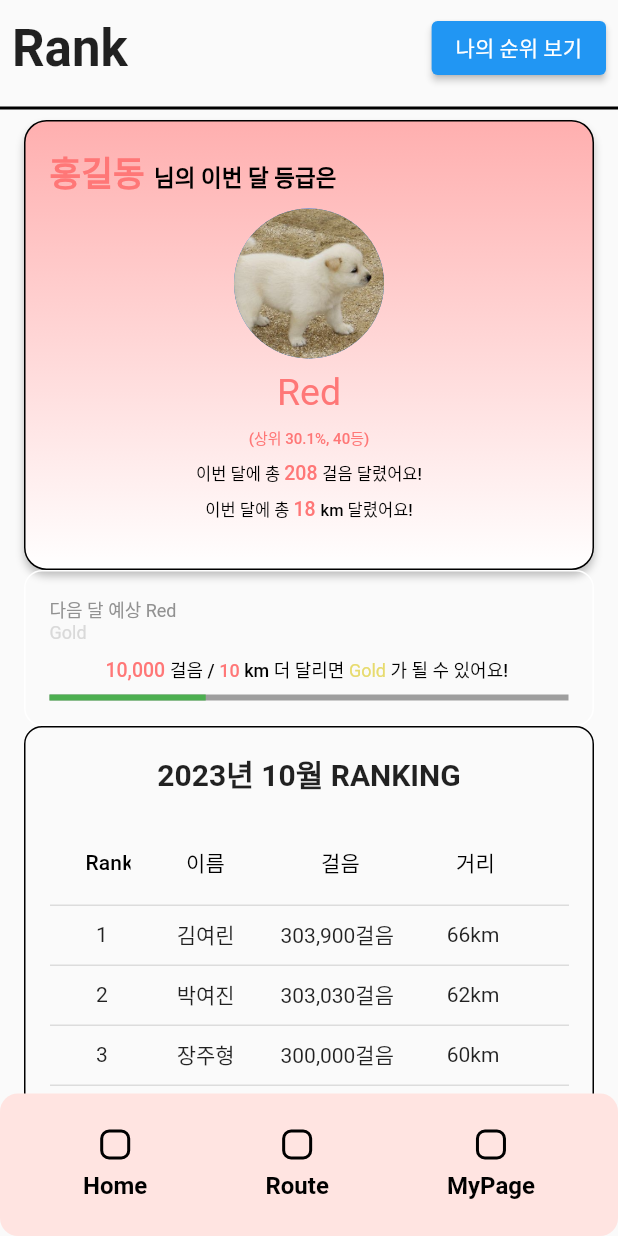
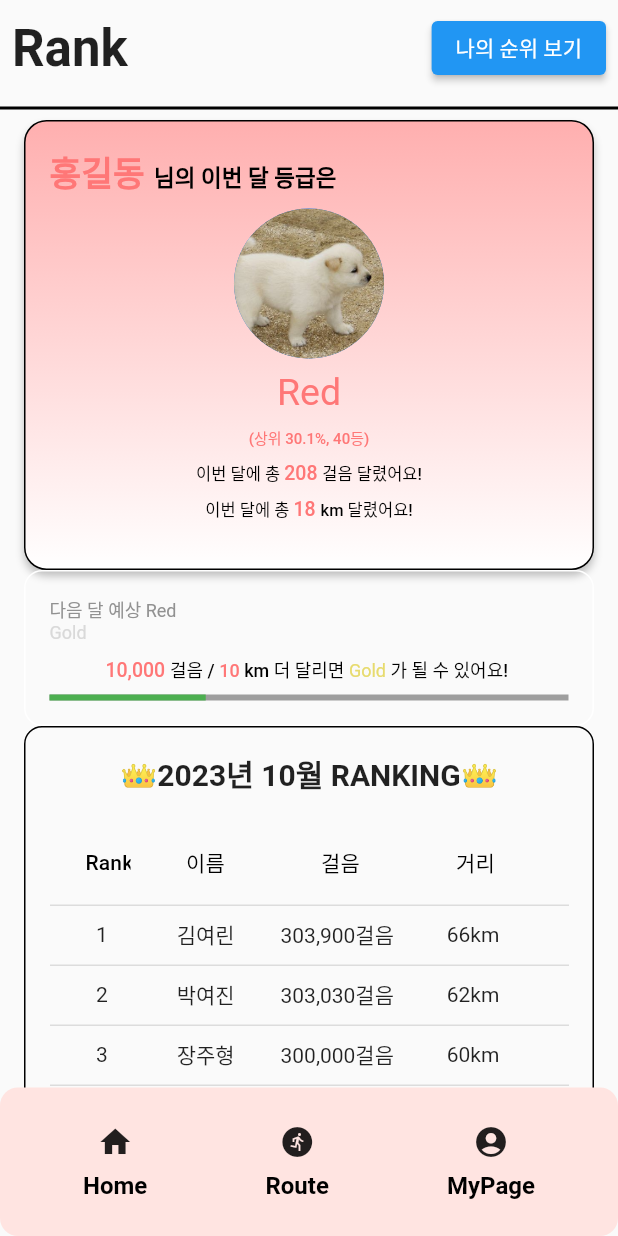
Before and after one commit to Article-1-of-the-NHPA/joggingsir, a Flutter app: the screen it shows after launch, on a phone screen of 412 x 824 dp. Run offline on Flutter 3.47's test engine with Material 2 defaults, Android fonts, the light colour scheme and no system bars; Roboto replaces fonts that are missing (Noto Sans KR, Pattaya, SF Pro Display).

Commit message:
아이콘 수정

```diff
--- a/lib/ranking_page.dart
+++ b/lib/ranking_page.dart
@@ -396,7 +396,7 @@
                 child: Column(
                   children: [
                     Text(
-                      '2023년 10월 RANKING',
+                      '👑2023년 10월 RANKING👑',
                       style: TextStyle(
                         fontSize: 20.0,
                         fontWeight: FontWeight.bold,
@@ -512,14 +512,7 @@
                     padding: EdgeInsets.all(8.0),
                     child: Column(
                       children: [
-                        Container(
-                          width: 20,
-                          height: 20,
-                          decoration: BoxDecoration(
-                            border: Border.all(width: 2, color: Colors.black),
-                            borderRadius: BorderRadius.circular(6),
-                          ),
-                        ),
+                        Icon(Icons.home),
                         SizedBox(height: 8),
                         Text(
                           'Home',
@@ -543,14 +536,7 @@
                     padding: EdgeInsets.all(8.0),
                     child: Column(
                       children: [
-                        Container(
-                          width: 20,
-                          height: 20,
-                          decoration: BoxDecoration(
-                            border: Border.all(width: 2, color: Colors.black),
-                            borderRadius: BorderRadius.circular(6),
-                          ),
-                        ),
+                        Icon(Icons.run_circle),
                         SizedBox(height: 8),
                         Text(
                           'Route',
@@ -574,14 +560,7 @@
                     padding: EdgeInsets.all(8.0),
                     child: Column(
                       children: [
-                        Container(
-                          width: 20,
-                          height: 20,
-                          decoration: BoxDecoration(
-                            border: Border.all(width: 2, color: Colors.black),
-                            borderRadius: BorderRadius.circular(6),
-                          ),
-                        ),
+                        Icon(Icons.account_circle),
                         SizedBox(height: 8),
                         Text(
                           'MyPage',
```
